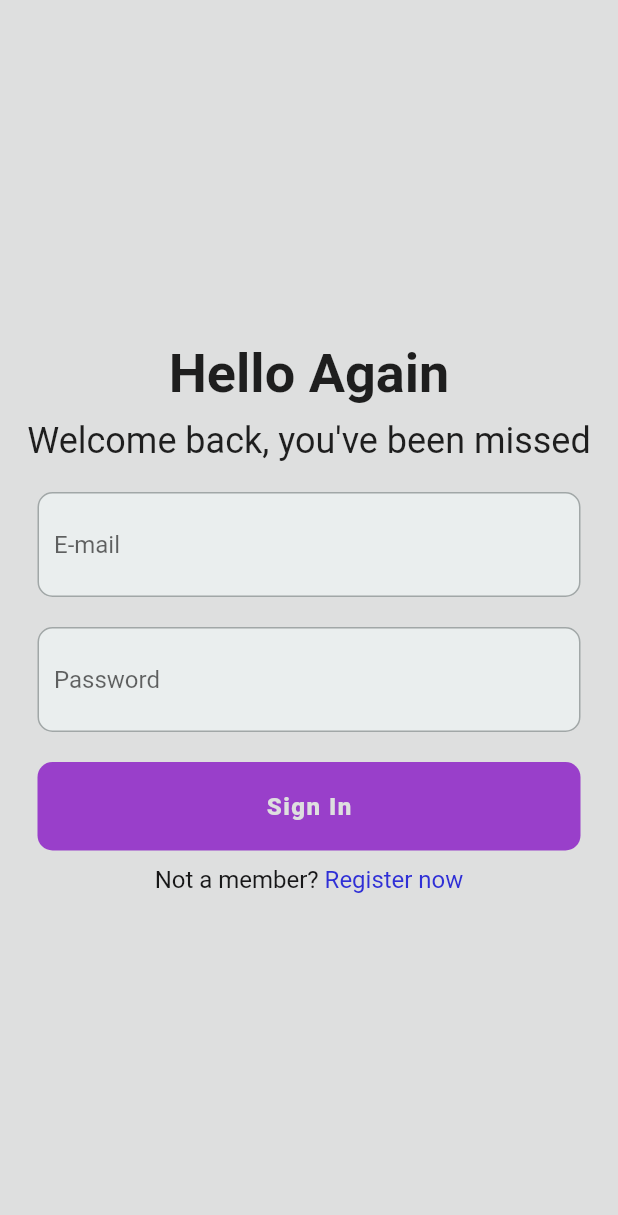
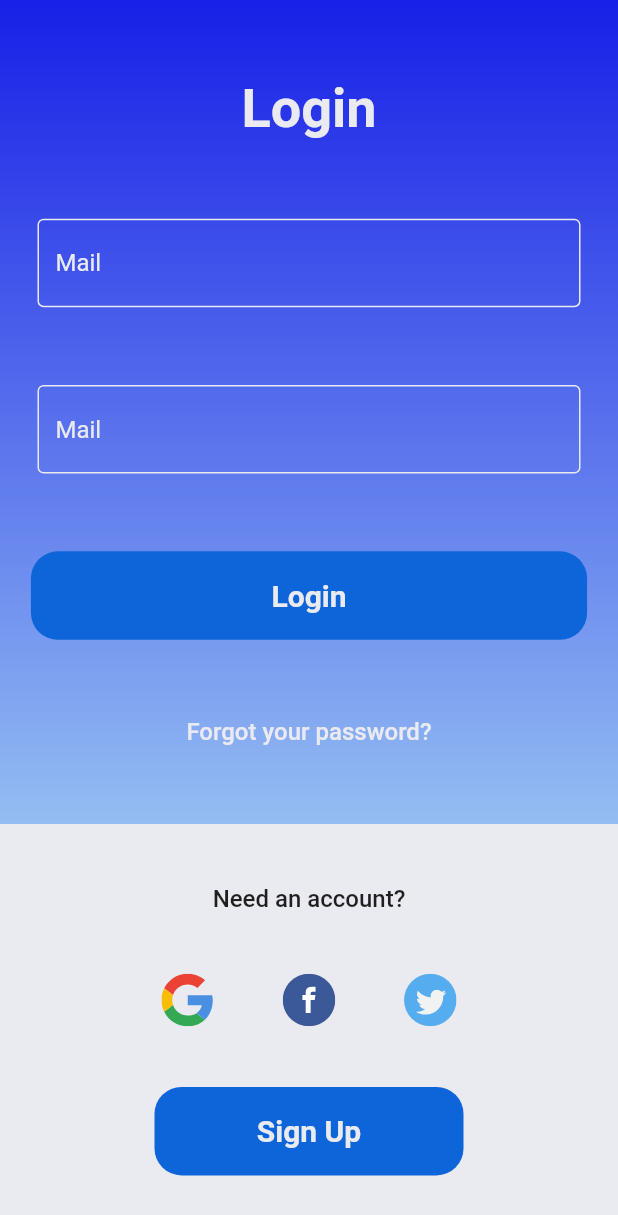
Before and after one commit to eduarf/flutter-login-pages, a Flutter app: the screen it shows after launch, on a phone screen of 412 x 824 dp. Shown: the top 1215 px of the screen. Run offline on Flutter 3.47's test engine with Material 2 defaults, Android fonts, the phone set to English and light mode, and no system bars; our stand-ins replace flutter_svg.

Commit message:
bad design two but it's ok xd

```diff
--- /dev/null
+++ b/lib/login_two/helper/colors.dart
@@ -0,0 +1,9 @@
+import 'package:flutter/material.dart';
+
+
+class AppTwoColors{
+  final Color mainColor = const Color(0xff1720E7);
+  final Color mainColorDark = const Color(0xff0D65D9);
+  final Color white = const Color(0xffEAEAF1);
+  final Color linearColorTwo = const Color(0xff94BDF2);
+}
--- /dev/null
+++ b/lib/login_two/helper/paddings.dart
@@ -0,0 +1,5 @@
+import 'package:flutter/cupertino.dart';
+
+class AppTwoPaddings {
+  final EdgeInsets horizontal25 = const EdgeInsets.symmetric(horizontal: 25.0);
+}
--- /dev/null
+++ b/lib/login_two/helper/strings.dart
@@ -0,0 +1,8 @@
+class AppStrings {
+  final String login = 'Login';
+  final String signUp = 'Sign Up';
+  final String hintTextMail = 'Mail';
+  final String hinTextPassword = 'Password';
+  final String forgotPassword  = 'Forgot your password?';
+  final String needAccount = 'Need an account?';
+}
--- /dev/null
+++ b/lib/login_two/helper/text_styles.dart
@@ -0,0 +1,21 @@
+
+import 'package:flutter/cupertino.dart';
+import 'package:logins/login_two/helper/colors.dart';
+
+class AppTextStyles{
+  final TextStyle bigTitle = const TextStyle(
+    fontWeight: FontWeight.w700,
+    fontSize: 36,
+  );
+  final TextStyle buttonTextStyle = TextStyle(
+    fontWeight: FontWeight.w600,
+    fontSize: 20,
+    color: AppTwoColors().white,
+  );
+
+  final TextStyle normalStyle = TextStyle(
+    fontWeight: FontWeight.w500,
+    fontSize: 16,
+    color: AppTwoColors().white,
+  );
+}
--- /dev/null
+++ b/lib/login_two/screens/login_two.dart
@@ -0,0 +1,158 @@
+import 'package:flutter/material.dart';
+import 'package:flutter_svg/flutter_svg.dart';
+import 'package:logins/login_two/helper/colors.dart';
+import 'package:logins/login_two/helper/paddings.dart';
+import 'package:logins/login_two/helper/strings.dart';
+import 'package:logins/login_two/helper/text_styles.dart';
+
+class LoginPageTwo extends StatelessWidget {
+  const LoginPageTwo({Key? key}) : super(key: key);
+
+  @override
+  Widget build(BuildContext context) {
+    final linearBoxDecoration = BoxDecoration(
+                  gradient: LinearGradient(
+                  begin: Alignment.topCenter,
+                  end: Alignment.bottomCenter,
+                  colors: [
+                    AppTwoColors().mainColor,
+                    AppTwoColors().linearColorTwo,
+                  ],
+                  ),
+                );
+    return Scaffold(
+      backgroundColor: AppTwoColors().white,
+      resizeToAvoidBottomInset: false,
+      body: SafeArea(
+        child: Column(
+          children: [
+            Flexible(
+              flex: 4,
+              child: _TopSide(linearBoxDecoration: linearBoxDecoration),
+            ),
+            const Flexible(
+              flex: 2,
+              child: _BotSide(),
+            ),
+          ],
+        ),
+      ),
+    );
+  }
+}
+
+class _BotSide extends StatelessWidget {
+  const _BotSide({
+    Key? key,
+  }) : super(key: key);
+
+  @override
+  Widget build(BuildContext context) {
+    return Column(
+      mainAxisAlignment: MainAxisAlignment.spaceEvenly,
+      children: [
+        Text(AppStrings().needAccount,style: AppTextStyles().normalStyle.copyWith(color: Colors.black87),),
+        SizedBox(
+          width: MediaQuery.of(context).size.width * .7,
+          child: Row(
+            mainAxisAlignment: MainAxisAlignment.spaceEvenly,
+            children: [
+              SvgPicture.asset('assets/google.svg', height: 35, width: 35,),
+              SvgPicture.asset('assets/facebook.svg',height: 35, width: 35,),
+              SvgPicture.asset('assets/twitter.svg', height: 35, width: 35,),
+            ],
+          ),
+        ),
+        Button(buttonText: AppStrings().signUp, width: MediaQuery.of(context).size.width * .5,),
+      ],
+    );
+  }
+}
+
+class _TopSide extends StatelessWidget {
+  const _TopSide({
+    Key? key,
+    required this.linearBoxDecoration,
+  }) : super(key: key);
+
+  final BoxDecoration linearBoxDecoration;
+
+  @override
+  Widget build(BuildContext context) {
+    return Container(
+      decoration: linearBoxDecoration,
+      child: Column(
+        mainAxisAlignment: MainAxisAlignment.spaceEvenly,
+        children: [
+          Text(
+            AppStrings().login,
+            style: AppTextStyles().bigTitle.copyWith(color: AppTwoColors().white),
+          ),
+           Padding(
+            padding: AppTwoPaddings().horizontal25,
+            child: InputWidget(hintText: AppStrings().hintTextMail,),
+          ),
+          Padding(
+            padding: AppTwoPaddings().horizontal25,
+            child: InputWidget(hintText: AppStrings().hintTextMail, obscureText: true,),
+          ),
+          Button(buttonText: AppStrings().login, width: MediaQuery.of(context).size.width * .9,),
+          Text(AppStrings().forgotPassword ,style: AppTextStyles().normalStyle,),
+        ],
+      ),
+    );
+  }
+}
+
+class Button extends StatelessWidget {
+  const Button({
+    Key? key,
+    required this.buttonText,
+    required this.width,
+  }) : super(key: key);
+
+  final String buttonText;
+  final double width;
+
+  @override
+  Widget build(BuildContext context) {
+    return Container(
+      width: width,
+      padding: const EdgeInsets.symmetric(vertical: 18),
+      decoration: BoxDecoration(
+        color: AppTwoColors().mainColorDark,
+        borderRadius: BorderRadius.circular(18),
+      ),
+      child: Text(buttonText ,style: AppTextStyles().buttonTextStyle, textAlign: TextAlign.center,),
+    );
+  }
+}
+
+class InputWidget extends StatelessWidget {
+  const InputWidget({
+    Key? key,
+    required this.hintText,
+    this.obscureText = false,
+  }) : super(key: key);
+
+  final String hintText;
+  final bool obscureText;
+
+  @override
+  Widget build(BuildContext context) {
+    return TextField(
+      obscureText: obscureText,
+      style: TextStyle(color: AppTwoColors().white),
+      decoration: InputDecoration(
+        hintText: hintText,
+        hintStyle: TextStyle(color: AppTwoColors().white),
+        focusedBorder: OutlineInputBorder(
+                borderSide: BorderSide(color: AppTwoColors().white, width: 1.0),
+            ),
+            enabledBorder: OutlineInputBorder(
+                borderSide: BorderSide(color: AppTwoColors().white, width: 1.0),
+            ),
+      ),
+    );
+  }
+}
--- a/lib/main.dart
+++ b/lib/main.dart
@@ -1,5 +1,6 @@
 import 'package:flutter/material.dart';
 import 'package:logins/login_one/screens/login_page.dart';
+import 'package:logins/login_two/screens/login_two.dart';
 
 void main() {
   runApp(const MyApp());
@@ -15,7 +16,7 @@ class MyApp extends StatelessWidget {
       theme: ThemeData(
         primarySwatch: Colors.blue,
       ),
-      home: const LoginPage(),
+      home: const LoginPageTwo(),
     );
   }
 }
--- a/pubspec.yaml
+++ b/pubspec.yaml
@@ -34,6 +34,7 @@ dependencies:
   # The following adds the Cupertino Icons font to your application.
   # Use with the CupertinoIcons class for iOS style icons.
   cupertino_icons: ^1.0.2
+  flutter_svg: ^1.1.5
 
 dev_dependencies:
   flutter_test:
@@ -58,9 +59,8 @@ flutter:
   uses-material-design: true
 
   # To add assets to your application, add an assets section, like this:
-  # assets:
-  #   - images/a_dot_burr.jpeg
-  #   - images/a_dot_ham.jpeg
+  assets:
+    - assets/
 
   # An image asset can refer to one or more resolution-specific "variants", see
   # https://flutter.dev/assets-and-images/#resolution-aware
```
Also changed, not shown: assets/facebook.svg (added), assets/google.svg (added), assets/twitter.svg (added), pubspec.lock.
